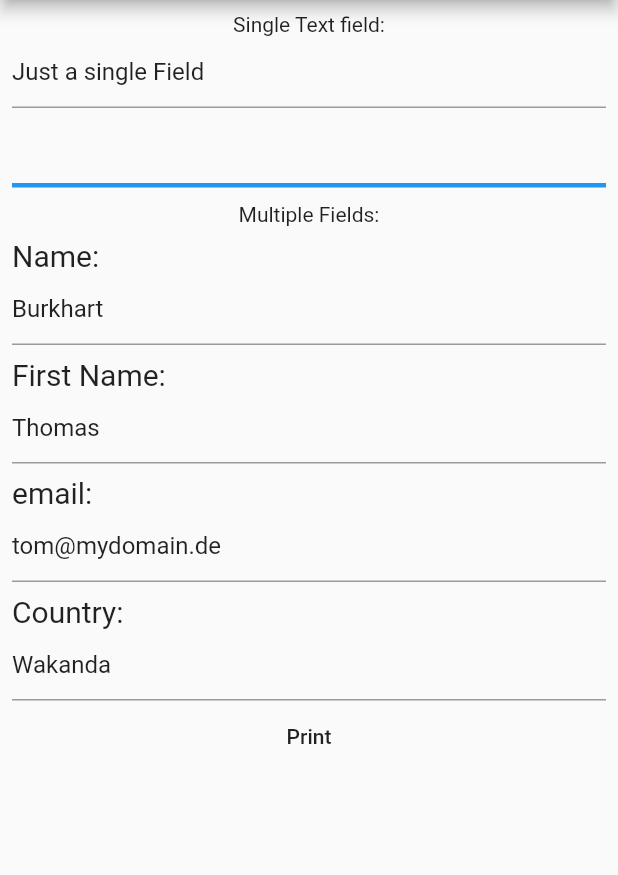
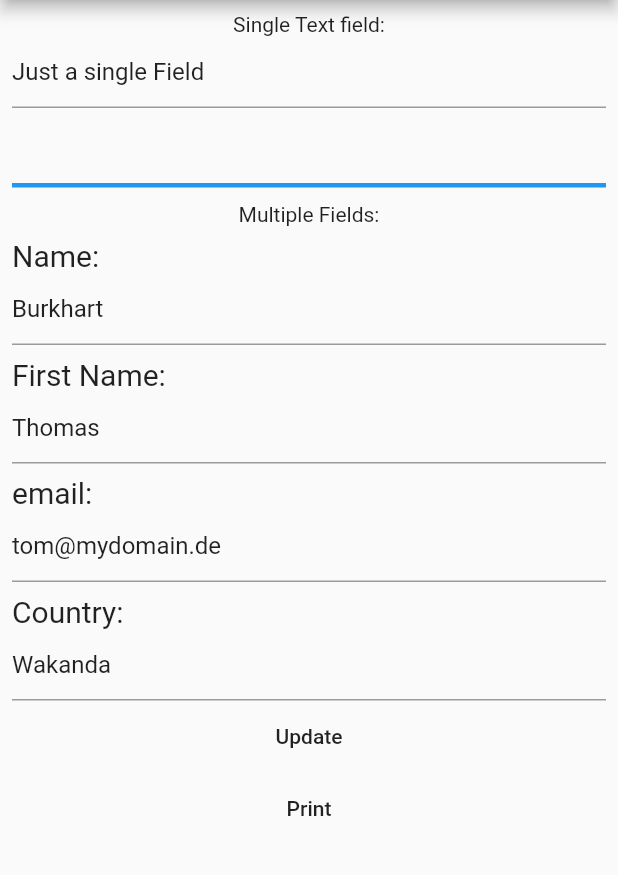
Before and after one commit to escamoteur/two_way_binding, a Flutter app: the screen it shows after launch, after a tap on "Print", on a phone screen of 412 x 824 dp, the part 84-959 px from its top. Run offline on Flutter 3.47's test engine with Material 2 defaults, Android fonts, the phone set to English and light mode, and no system bars; our stand-ins replace tuple.

Commit message:
update_by callback

```diff
--- a/lib/app_model.dart
+++ b/lib/app_model.dart
@@ -1,3 +1,4 @@
+import 'package:flutter/foundation.dart';
 import 'package:tuple/tuple.dart';
 
 
@@ -8,8 +9,9 @@ class FormEntry {
   FormEntry(this.title,this.content);
 }
 
-class AppModel {
+class AppModel extends ChangeNotifier{
     List<FormEntry> formEntries = new List<FormEntry>();
+
 
     String singleFieldValue = "Just a single Field";
 
@@ -30,6 +32,21 @@ class AppModel {
 
     updateFormEntry(int index, String value) => formEntries[index].content = value;
 
+    changeAppModel()
+    {
+      formEntries.clear();
+      formEntries.addAll(
+        [
+          FormEntry("Name:","New Name"),
+          FormEntry("First Name:","New First Name"),
+          FormEntry("email:","New email"),
+          FormEntry("Country:","New Country"),
+        ]);
+        printContent();
+      notifyListeners();
+    }
+
+
     void printContent()
     {
         print("Single TextField: $singleFieldValue");
--- a/lib/main_page.dart
+++ b/lib/main_page.dart
@@ -1,11 +1,26 @@
 import 'package:flutter/material.dart';
+import 'package:two_way_binding/app_model.dart';
 import 'package:two_way_binding/helpers.dart';
 import 'package:two_way_binding/keys.dart';
 import 'package:two_way_binding/model_provider.dart';
 
 
 
-class MainPage extends StatelessWidget {
+class MainPage extends StatefulWidget {
+
+  @override
+  MainPageState createState() {
+    return new MainPageState();
+  }
+}
+
+class MainPageState extends State<MainPage> {
+
+  @override
+  void didChangeDependencies() {
+      ModelProvider.of(context).addListener(() => setState((){}));
+      super.didChangeDependencies();
+    }
 
   @override
   Widget build(BuildContext context) {
@@ -38,6 +53,7 @@ class MainPage extends StatelessWidget {
                         itemCount: ModelProvider.of(context).formEntries.length,
                         itemBuilder: (context, index)
                         {
+                            AppModel model = ModelProvider.of(context);
                             return Padding(
                               padding: const EdgeInsets.only(top: 8.0),
                               child:
@@ -50,9 +66,8 @@ class MainPage extends StatelessWidget {
                                          style: TextStyle(fontSize: 20.0),
                                          ),
 
-                                    TextFormField(
+                                    TextFormField(controller: new TextEditingController(text: ModelProvider.of(context).formEntries[index].content),
                                         focusNode: focusNode,
-                                        controller: TextEditingController(text: ModelProvider.of(context).formEntries[index].content),
                                         // because a new lambda function is created for each item, it can capture the current value of index
                                         onSaved: (newValue) => ModelProvider.of(context).updateFormEntry(index, newValue),
                                         )
@@ -61,6 +76,10 @@ class MainPage extends StatelessWidget {
                               )
                             );
                           }),
+              ),
+              MaterialButton(
+                child: Text("Update"),
+                onPressed:  ModelProvider.of(context).changeAppModel
               ),
               MaterialButton(
                 child: Text("Print"),
```
